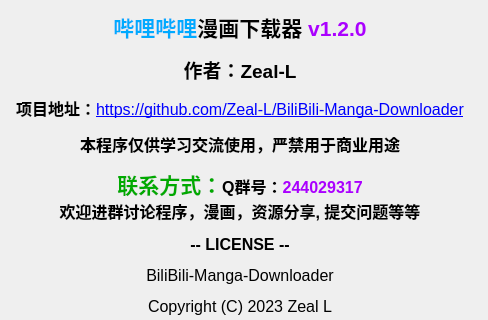
Above: src/ui/PySide_src/myAbout.ui from Zeal-L/BiliBili-Manga-Downloader before the change; both pictures show x 333 to 821 and y 0 to 320 of the 821 by 610 pixel window. Below: the same form after it.
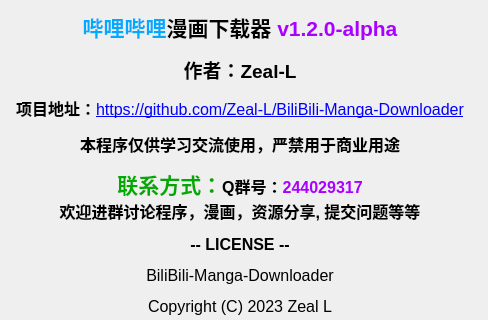
That is the form after the change. Icons and pictures are not drawn.

```diff
--- a/src/ui/PySide_src/myAbout.ui
+++ b/src/ui/PySide_src/myAbout.ui
@@ -33,7 +33,7 @@
      <item>
       <widget class="QLabel" name="outline">
        <property name="text">
-        <string>&lt;html&gt;&lt;head/&gt;&lt;body&gt;&lt;p align=&quot;center&quot;&gt;&lt;span style=&quot; font-size:16pt; font-weight:700; color:#00aaff;&quot;&gt;哔哩哔哩&lt;/span&gt;&lt;span style=&quot; font-size:16pt; font-weight:700;&quot;&gt;漫画下载器 &lt;/span&gt;&lt;span style=&quot; font-size:16pt; font-weight:700; color:#aa00ff;&quot;&gt;v1.2.0&lt;/span&gt;&lt;/p&gt;&lt;p align=&quot;center&quot;&gt;&lt;span style=&quot; font-size:14pt; font-weight:700;&quot;&gt;作者：Zeal-L&lt;/span&gt;&lt;/p&gt;&lt;p align=&quot;center&quot;&gt;&lt;span style=&quot; font-size:12pt; font-weight:700;&quot;&gt;项目地址：&lt;/span&gt;&lt;a href=&quot;https://github.com/Zeal-L/BiliBili-Manga-Downloader&quot;&gt;&lt;span style=&quot; font-size:12pt; text-decoration: underline; color:#0000ff;&quot;&gt;https://github.com/Zeal-L/BiliBili-Manga-Downloader&lt;/span&gt;&lt;/a&gt;&lt;/p&gt;&lt;p align=&quot;center&quot;&gt;&lt;span style=&quot; font-size:12pt; font-weight:700;&quot;&gt;本程序仅供学习交流使用，严禁用于商业用途&lt;/span&gt;&lt;/p&gt;&lt;p align=&quot;center&quot;&gt;&lt;span style=&quot; font-size:16pt; font-weight:700; color:#00aa00;&quot;&gt;联系方式：&lt;/span&gt;&lt;span style=&quot; font-size:12pt; font-weight:700;&quot;&gt;Q群号：&lt;/span&gt;&lt;span style=&quot; font-size:12pt; font-weight:700; color:#aa00ff;&quot;&gt;244029317&lt;/span&gt;&lt;span style=&quot; font-size:12pt; font-weight:700;&quot;&gt;&lt;br/&gt;欢迎进群讨论程序，漫画，资源分享, 提交问题等等&lt;/span&gt;&lt;/p&gt;&lt;p align=&quot;center&quot;&gt;&lt;span style=&quot; font-family:'HYWenHei-85W'; font-size:12pt; font-weight:700;&quot;&gt;-- LICENSE --&lt;/span&gt;&lt;/p&gt;&lt;p align=&quot;center&quot;&gt;&lt;span style=&quot; font-family:'HYWenHei-85W'; font-size:12pt;&quot;&gt;BiliBili-Manga-Downloader&lt;/span&gt;&lt;/p&gt;&lt;p align=&quot;center&quot;&gt;&lt;span style=&quot; font-family:'HYWenHei-85W'; font-size:12pt;&quot;&gt;Copyright (C) 2023 Zeal L&lt;/span&gt;&lt;/p&gt;&lt;p align=&quot;center&quot;&gt;&lt;span style=&quot; font-family:'HYWenHei-85W'; font-size:12pt;&quot;&gt;This program is free software: you can redistribute it and/or modify it under the terms of the GNU Affero General Public License as published by the Free Software Foundation, either version 3 of the License, or (at your option) any later version.&lt;/span&gt;&lt;/p&gt;&lt;p align=&quot;center&quot;&gt;&lt;span style=&quot; font-family:'HYWenHei-85W'; font-size:12pt;&quot;&gt;This program is distributed in the hope that it will be useful,but WITHOUT ANY WARRANTY; without even the implied warranty of MERCHANTABILITY or FITNESS FOR A PARTICULAR PURPOSE. See the GNU Affero General Public License for more details.&lt;/span&gt;&lt;/p&gt;&lt;p align=&quot;center&quot;&gt;&lt;span style=&quot; font-family:'HYWenHei-85W'; font-size:12pt;&quot;&gt;You should have received a copy of the GNU Affero General Public License along with this program. If not, see &lt;/span&gt;&lt;a href=&quot;https://www.gnu.org/licenses&quot;&gt;&lt;span style=&quot; font-size:12pt; text-decoration: underline; color:#0000ff;&quot;&gt;https://www.gnu.org/licenses&lt;/span&gt;&lt;/a&gt;&lt;span style=&quot; font-family:'HYWenHei-85W'; font-size:12pt;&quot;&gt;.&lt;/span&gt;&lt;/p&gt;&lt;p&gt;&lt;br/&gt;&lt;/p&gt;&lt;/body&gt;&lt;/html&gt;</string>
+        <string>&lt;html&gt;&lt;head/&gt;&lt;body&gt;&lt;p align=&quot;center&quot;&gt;&lt;span style=&quot; font-size:16pt; font-weight:700; color:#00aaff;&quot;&gt;哔哩哔哩&lt;/span&gt;&lt;span style=&quot; font-size:16pt; font-weight:700;&quot;&gt;漫画下载器 &lt;/span&gt;&lt;span style=&quot; font-size:16pt; font-weight:700; color:#aa00ff;&quot;&gt;v1.2.0-alpha&lt;/span&gt;&lt;/p&gt;&lt;p align=&quot;center&quot;&gt;&lt;span style=&quot; font-size:14pt; font-weight:700;&quot;&gt;作者：Zeal-L&lt;/span&gt;&lt;/p&gt;&lt;p align=&quot;center&quot;&gt;&lt;span style=&quot; font-size:12pt; font-weight:700;&quot;&gt;项目地址：&lt;/span&gt;&lt;a href=&quot;https://github.com/Zeal-L/BiliBili-Manga-Downloader&quot;&gt;&lt;span style=&quot; font-size:12pt; text-decoration: underline; color:#0000ff;&quot;&gt;https://github.com/Zeal-L/BiliBili-Manga-Downloader&lt;/span&gt;&lt;/a&gt;&lt;/p&gt;&lt;p align=&quot;center&quot;&gt;&lt;span style=&quot; font-size:12pt; font-weight:700;&quot;&gt;本程序仅供学习交流使用，严禁用于商业用途&lt;/span&gt;&lt;/p&gt;&lt;p align=&quot;center&quot;&gt;&lt;span style=&quot; font-size:16pt; font-weight:700; color:#00aa00;&quot;&gt;联系方式：&lt;/span&gt;&lt;span style=&quot; font-size:12pt; font-weight:700;&quot;&gt;Q群号：&lt;/span&gt;&lt;span style=&quot; font-size:12pt; font-weight:700; color:#aa00ff;&quot;&gt;244029317&lt;/span&gt;&lt;span style=&quot; font-size:12pt; font-weight:700;&quot;&gt;&lt;br/&gt;欢迎进群讨论程序，漫画，资源分享, 提交问题等等&lt;/span&gt;&lt;/p&gt;&lt;p align=&quot;center&quot;&gt;&lt;span style=&quot; font-family:'HYWenHei-85W'; font-size:12pt; font-weight:700;&quot;&gt;-- LICENSE --&lt;/span&gt;&lt;/p&gt;&lt;p align=&quot;center&quot;&gt;&lt;span style=&quot; font-family:'HYWenHei-85W'; font-size:12pt;&quot;&gt;BiliBili-Manga-Downloader&lt;/span&gt;&lt;/p&gt;&lt;p align=&quot;center&quot;&gt;&lt;span style=&quot; font-family:'HYWenHei-85W'; font-size:12pt;&quot;&gt;Copyright (C) 2023 Zeal L&lt;/span&gt;&lt;/p&gt;&lt;p align=&quot;center&quot;&gt;&lt;span style=&quot; font-family:'HYWenHei-85W'; font-size:12pt;&quot;&gt;This program is free software: you can redistribute it and/or modify it under the terms of the GNU Affero General Public License as published by the Free Software Foundation, either version 3 of the License, or (at your option) any later version.&lt;/span&gt;&lt;/p&gt;&lt;p align=&quot;center&quot;&gt;&lt;span style=&quot; font-family:'HYWenHei-85W'; font-size:12pt;&quot;&gt;This program is distributed in the hope that it will be useful,but WITHOUT ANY WARRANTY; without even the implied warranty of MERCHANTABILITY or FITNESS FOR A PARTICULAR PURPOSE. See the GNU Affero General Public License for more details.&lt;/span&gt;&lt;/p&gt;&lt;p align=&quot;center&quot;&gt;&lt;span style=&quot; font-family:'HYWenHei-85W'; font-size:12pt;&quot;&gt;You should have received a copy of the GNU Affero General Public License along with this program. If not, see &lt;/span&gt;&lt;a href=&quot;https://www.gnu.org/licenses&quot;&gt;&lt;span style=&quot; font-size:12pt; text-decoration: underline; color:#0000ff;&quot;&gt;https://www.gnu.org/licenses&lt;/span&gt;&lt;/a&gt;&lt;span style=&quot; font-family:'HYWenHei-85W'; font-size:12pt;&quot;&gt;.&lt;/span&gt;&lt;/p&gt;&lt;p&gt;&lt;br/&gt;&lt;/p&gt;&lt;/body&gt;&lt;/html&gt;</string>
        </property>
        <property name="wordWrap">
         <bool>true</bool>
```
